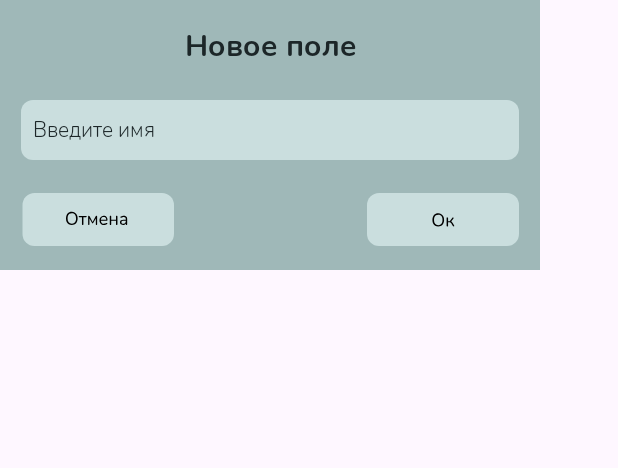
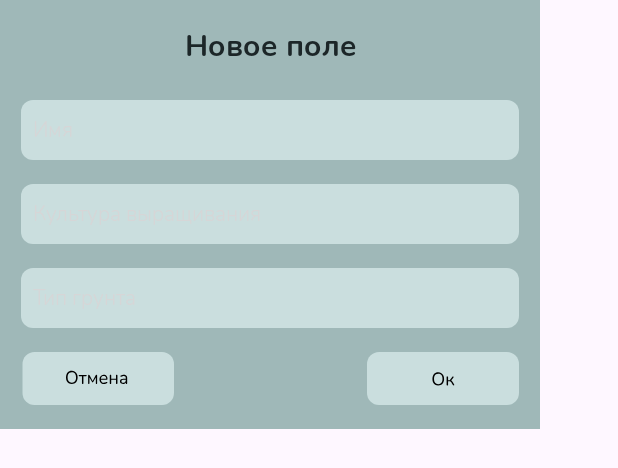
Before and after one commit to MichaWest/Sensors, an Android app: the layout add_map_dialog.xml on its own in the app's theme, with its tools: preview values and no code run, on a phone screen of 412 x 824 dp. Shown: the top 468 px of the screen. Run offline under Robolectric (Android 15) with nearby library versions, the phone set to English and light mode, and no system bars.

Commit message:
Changed the layout add_map_dialog according to the edits

```diff
--- a/app/src/main/res/layout/add_map_dialog.xml
+++ b/app/src/main/res/layout/add_map_dialog.xml
@@ -30,18 +30,63 @@
         android:layout_width="332dp"
         android:layout_height="40dp"
 
-        android:hint="Введите имя"
+        android:hint="Имя"
         android:fontFamily="@font/nunito_light"
         android:textSize="14dp"
-        android:textColorHint="@color/black_outline"
+        android:textColorHint="@color/hint_text"
         android:textColor="@color/black_outline"
         android:background="@drawable/input_background"
 
         app:layout_constraintLeft_toLeftOf="parent"
         app:layout_constraintTop_toBottomOf="@id/map_dialog__title"
         app:layout_constraintRight_toRightOf="parent"
+        app:layout_constraintBottom_toTopOf="@id/input_culture"
+
+        android:layout_marginBottom="16dp"
+        android:paddingStart="8dp"
+        android:paddingEnd="8dp" />
+
+    <EditText
+        android:id="@+id/input_culture"
+
+        android:layout_width="332dp"
+        android:layout_height="40dp"
+
+        android:hint="Культура выращивания"
+        android:fontFamily="@font/nunito_light"
+        android:textSize="14dp"
+        android:textColorHint="@color/hint_text"
+        android:textColor="@color/black_outline"
+        android:background="@drawable/input_background"
+
+        app:layout_constraintLeft_toLeftOf="parent"
+        app:layout_constraintTop_toBottomOf="@id/input_field_name"
+        app:layout_constraintRight_toRightOf="parent"
+        app:layout_constraintBottom_toTopOf="@id/input_soil_type"
+
+        android:layout_marginBottom="16dp"
+        android:paddingStart="8dp"
+        android:paddingEnd="8dp" />
+
+    <EditText
+        android:id="@+id/input_soil_type"
+
+        android:layout_width="332dp"
+        android:layout_height="40dp"
+
+        android:hint="Тип грунта"
+        android:fontFamily="@font/nunito_light"
+        android:textSize="14dp"
+        android:textColorHint="@color/hint_text"
+        android:textColor="@color/black_outline"
+        android:background="@drawable/input_background"
+
+        app:layout_constraintLeft_toLeftOf="parent"
+        app:layout_constraintTop_toBottomOf="@id/input_culture"
+        app:layout_constraintRight_toRightOf="parent"
         app:layout_constraintBottom_toTopOf="@id/cancel_button"
 
+        android:layout_marginBottom="16dp"
         android:paddingStart="8dp"
         android:paddingEnd="8dp" />
 
@@ -55,7 +100,7 @@
 
         android:background="@drawable/cancel_button"
 
-        app:layout_constraintTop_toBottomOf="@id/input_field_name"
+
         app:layout_constraintLeft_toLeftOf="parent"
         app:layout_constraintBottom_toBottomOf="parent">
     </ImageButton>
@@ -70,7 +115,7 @@
 
         android:background="@drawable/ok_button"
 
-        app:layout_constraintTop_toBottomOf="@id/input_field_name"
+
         app:layout_constraintRight_toRightOf="parent"
         app:layout_constraintBottom_toBottomOf="parent"
         />
```
